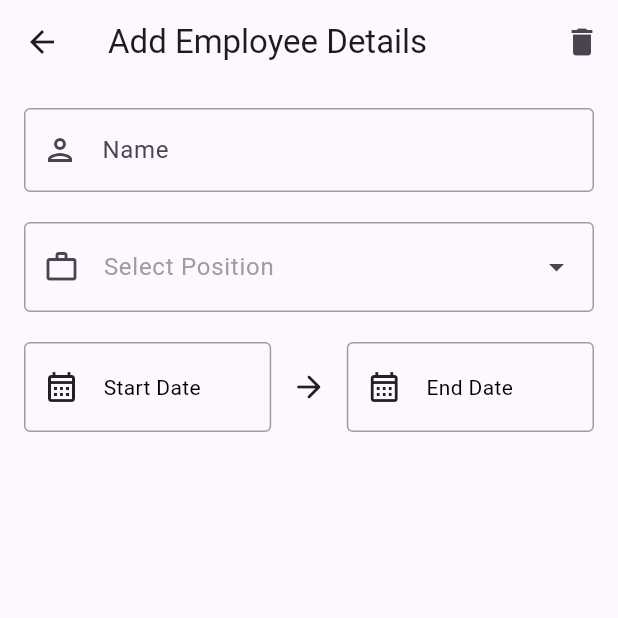
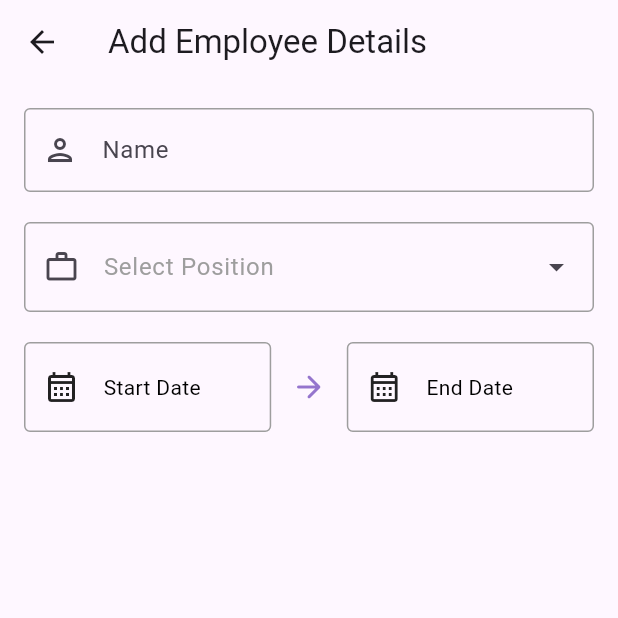
Before and after one commit to J0313-1806/employee_manager-assignment-, a Flutter app: the screen it shows after launch, after a tap on the "add" icon, on a phone screen of 412 x 824 dp, the top half of it. Run offline on Flutter 3.47's test engine with Material 3 defaults, Android fonts, the phone set to English and light mode, and no system bars; our stand-ins replace bloc, equatable, flutter_bloc, freezed_annotation, hive_ce, hive_ce_flutter; accounts and stored records are empty.

Commit message:
undo delete

```diff
--- a/lib/src/bloc/crud/crud_event.dart
+++ b/lib/src/bloc/crud/crud_event.dart
@@ -7,7 +7,6 @@ class CrudEvent extends Equatable {
 }
 
 class LoadEmployees extends CrudEvent {
-
   LoadEmployees();
 
   @override
--- a/lib/src/screen/form_screen.dart
+++ b/lib/src/screen/form_screen.dart
@@ -6,12 +6,12 @@ import 'package:employee_manager/src/widget/calender_widget.dart';
 import 'package:flutter/material.dart';
 import 'package:flutter/services.dart';
 import 'package:flutter_bloc/flutter_bloc.dart';
-import 'package:hive_ce_flutter/hive_flutter.dart';
 import 'package:intl/intl.dart';
 
 class FormScreen extends StatefulWidget {
-  const FormScreen({super.key, this.employeeModel});
+  const FormScreen({super.key, required this.titleText, this.employeeModel});
 
+  final String titleText;
   final EmployeeModel? employeeModel;
 
   @override
@@ -19,13 +19,14 @@ class FormScreen extends StatefulWidget {
 }
 
 class _FormScreenState extends State<FormScreen> {
-
   late final TextEditingController _nameController;
 
   @override
   void initState() {
     super.initState();
-    _nameController = TextEditingController(text: widget.employeeModel?.name ?? '');
+    _nameController = TextEditingController(
+      text: widget.employeeModel?.name ?? '',
+    );
   }
 
   @override
@@ -54,14 +55,22 @@ class _FormScreenState extends State<FormScreen> {
                 return Scaffold(
                   resizeToAvoidBottomInset: true,
                   appBar: AppBar(
-                    title: Text('Add Employee Details'),
+                    title: Text(widget.titleText),
                     actions: [
-                      IconButton(
-                        icon: Icon(Icons.delete),
+                      widget.employeeModel != null
+                          ? IconButton(
+                              icon: Icon(
+                                Icons.delete_outline,
+                                color: Colors.deepPurple.shade400,
+                              ),
                               onPressed: () {
-                          Hive.box<EmployeeModel>('employees').clear();
+                                context.read<CrudBloc>().add(
+                                  DeleteEmployee(widget.employeeModel!.id),
+                                );
+                                Navigator.pop(context);
                               },
-                      ),
+                            )
+                          : SizedBox.shrink(),
                     ],
                   ),
                   body: ListView(
@@ -94,7 +103,7 @@ class _FormScreenState extends State<FormScreen> {
                           mainAxisAlignment: MainAxisAlignment.spaceBetween,
                           children: [
                             dateSelector(context, state, true),
-                            Icon(Icons.arrow_forward_rounded),
+                            Icon(Icons.arrow_forward_rounded, color: Colors.deepPurple.shade300,),
                             dateSelector(context, state, false),
                           ],
                         ),
@@ -220,7 +229,6 @@ class _FormScreenState extends State<FormScreen> {
     FormScreenState state,
     bool isStart,
   ) {
-
     final displayDate = isStart
         ? (state.startDate != 'Start Date'
               ? state.startDate
--- a/lib/src/widget/bottom_select.dart
+++ b/lib/src/widget/bottom_select.dart
@@ -28,7 +28,7 @@ Future<dynamic> bottomSelect(BuildContext context) {
                             ];
                             final position = positions[index];
                             return ListTile(
-                              title: Text(position),
+                              title: Center(child: Text(position)),
                               onTap: () {
                                 context.read<FormCubit>().selectOption(
                                   position,
```
Also changed, not shown: lib/src/screen/home_screen.dart (+39 -6 lines). Lines whose indentation alone changed are shown as unchanged.
